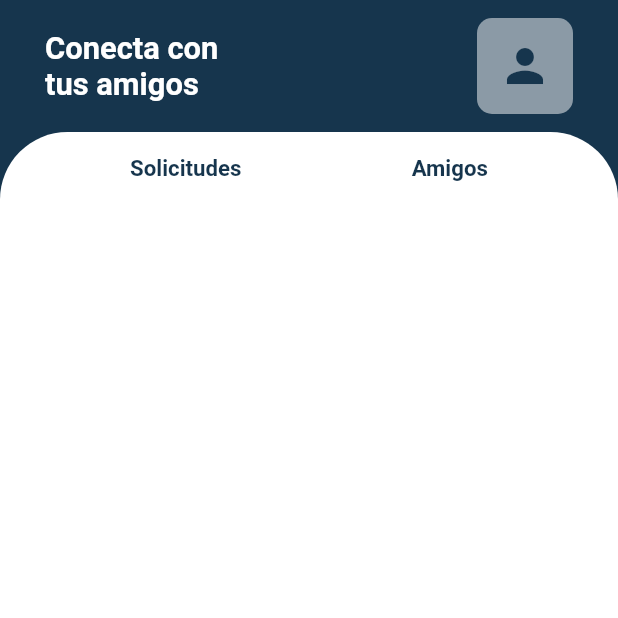
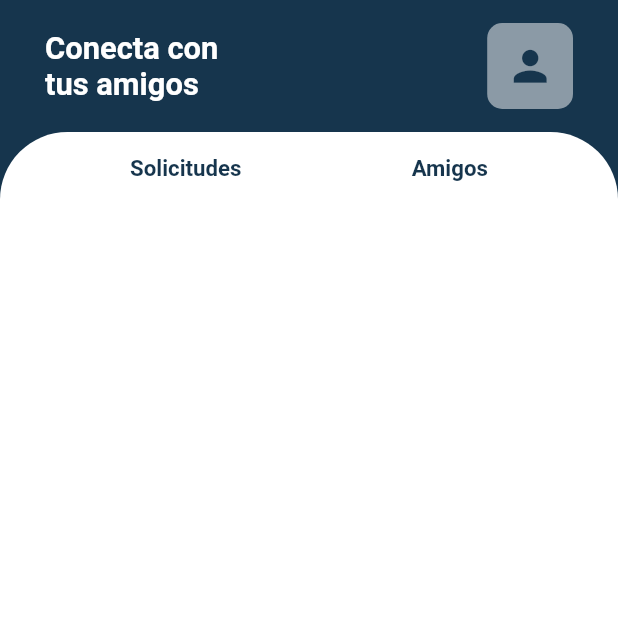
Before and after one commit to CarlosSallan/misto, a Flutter app: the misAmigos screen opened directly, on a phone screen of 412 x 824 dp, the top half of it. Run offline on Flutter 3.47's test engine with Material 2 defaults, Android fonts, the phone set to English and light mode, and no system bars; our stand-ins replace audioplayers, cloud_firestore, firebase_auth, firebase_core, firebase_database, firebase_storage and 8 more; missing offline and left inert: fluttermoji, mailer; accounts and stored records are empty.

Commit message:
diseño 2

```diff
--- a/lib/Amigos/misAmigos.dart
+++ b/lib/Amigos/misAmigos.dart
@@ -293,13 +293,13 @@ class _misAmigosState extends State<misAmigos> {
                     child: IconButton(
                       icon: Icon(
                         Icons.person,
-                        size: 36.0,
+                        size: MediaQuery.of(context).size.height * 0.04,
                         color: Color.fromRGBO(22, 53, 77, 1.000),
                       ),
                       onPressed: () {
                         Navigator.pop(context);
                       },
-                      iconSize: 48.0,
+                      iconSize: MediaQuery.of(context).size.height * 0.05,
                       padding: EdgeInsets.all(8.0),
                     ),
                   ),
--- a/lib/Amigos/seguirUsers.dart
+++ b/lib/Amigos/seguirUsers.dart
@@ -175,6 +175,9 @@ class _seguirUsersState extends State<seguirUsers> {
             title: Text(user.FullName),
             subtitle: Text(user.FullName),
             trailing: ElevatedButton(
+              style: ButtonStyle(
+                backgroundColor: MaterialStateProperty.all<Color>(Color.fromRGBO(22,53,77,1.000)), // Establece el color del botón aquí
+              ),
               child: Text(sigue ? 'Siguiendo' : 'Seguir'),
               onPressed: () {
                 setState(() {
```
